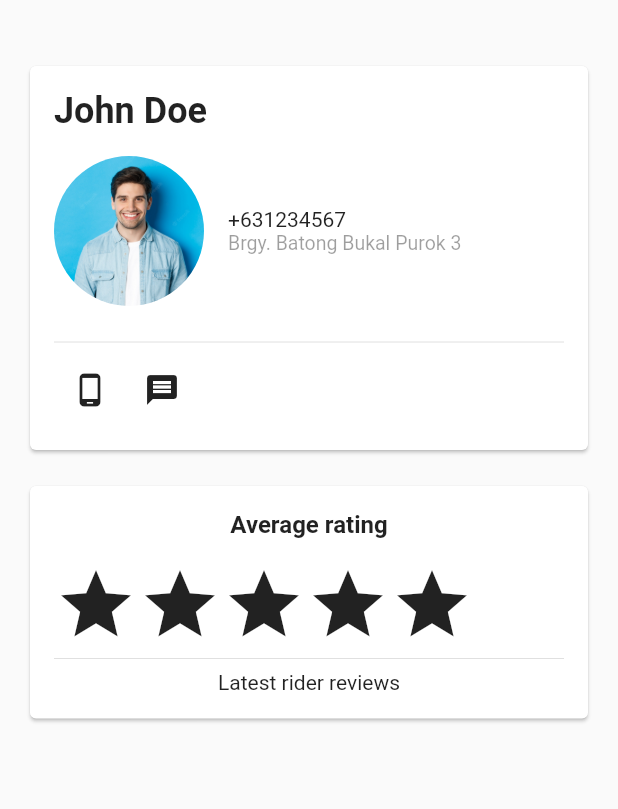
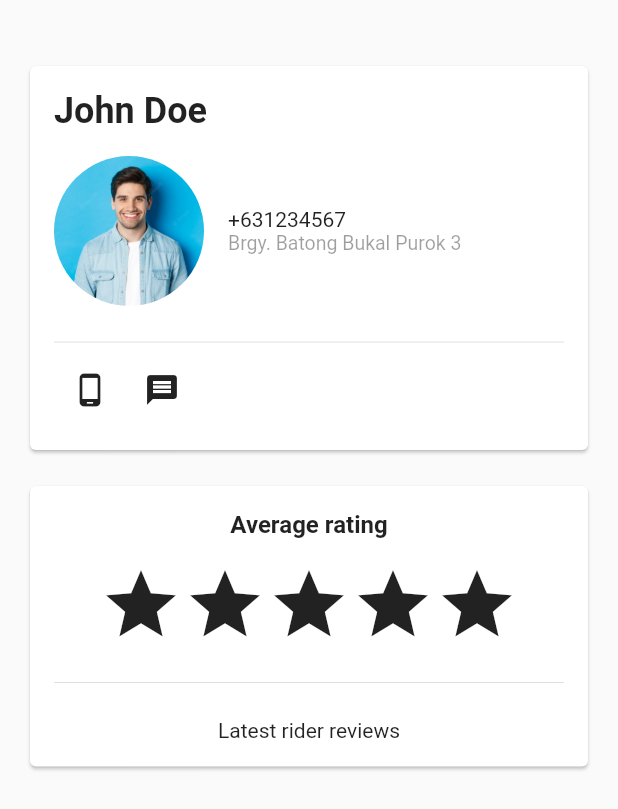
Before and after one commit to responilla07/kasabike, a Flutter app: the FriendsDetails screen opened directly, on a phone screen of 412 x 824 dp. Shown: the top 809 px of the screen. Run offline on Flutter 3.47's test engine with Material 2 defaults, Android fonts, the phone set to English and light mode, and no system bars; our stand-ins replace firebase_core, flutter_svg, google_maps_flutter, google_sign_in, location; missing offline and left inert: cloud_firestore_web, firebase_analytics_web, firebase_auth_web, firebase_core_web, firebase_messaging_web, firebase_performance_web and 5 more; accounts and stored records are empty.

Commit message:
friends details small change

```diff
--- a/lib/pages/index/sub_pages/friends_details.dart
+++ b/lib/pages/index/sub_pages/friends_details.dart
@@ -101,7 +101,7 @@ class _FriendsDetailsState extends State<FriendsDetails> {
                   children: [],
                 ),
                 Row(
-                  crossAxisAlignment: CrossAxisAlignment.center,
+                  mainAxisAlignment: MainAxisAlignment.center,
                   children: [
                     Icon(
                       Icons.star,
@@ -125,7 +125,13 @@ class _FriendsDetailsState extends State<FriendsDetails> {
                     ),
                   ],
                 ),
+                SizedBox(
+                  height: 16,
+                ),
                 Divider(),
+                SizedBox(
+                  height: 16,
+                ),
                 Text("Latest rider reviews"),
               ]),
             ),
```
